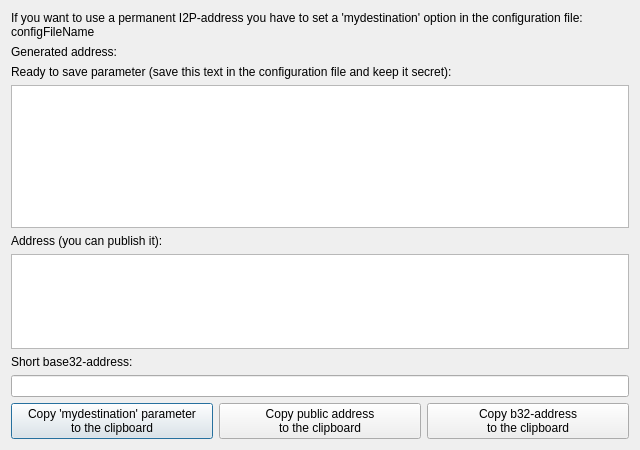
Qt form bitcoin-qt/src/qt/forms/showi2paddresses.ui (justusranvier/bitcoin) before a commit.
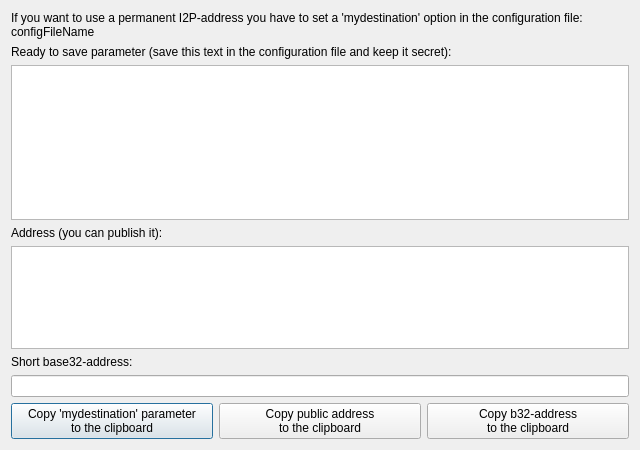
The same form after that commit.

```diff
--- a/bitcoin-qt/src/qt/forms/showi2paddresses.ui
+++ b/bitcoin-qt/src/qt/forms/showi2paddresses.ui
@@ -24,13 +24,6 @@
      </property>
     </widget>
    </item>
-   <item>
-    <widget class="QLabel" name="label_2">
-     <property name="text">
-      <string>Generated address:</string>
-     </property>
-    </widget>
-   </item>
    <item>
     <widget class="QLabel" name="label_3">
      <property name="text">
```
